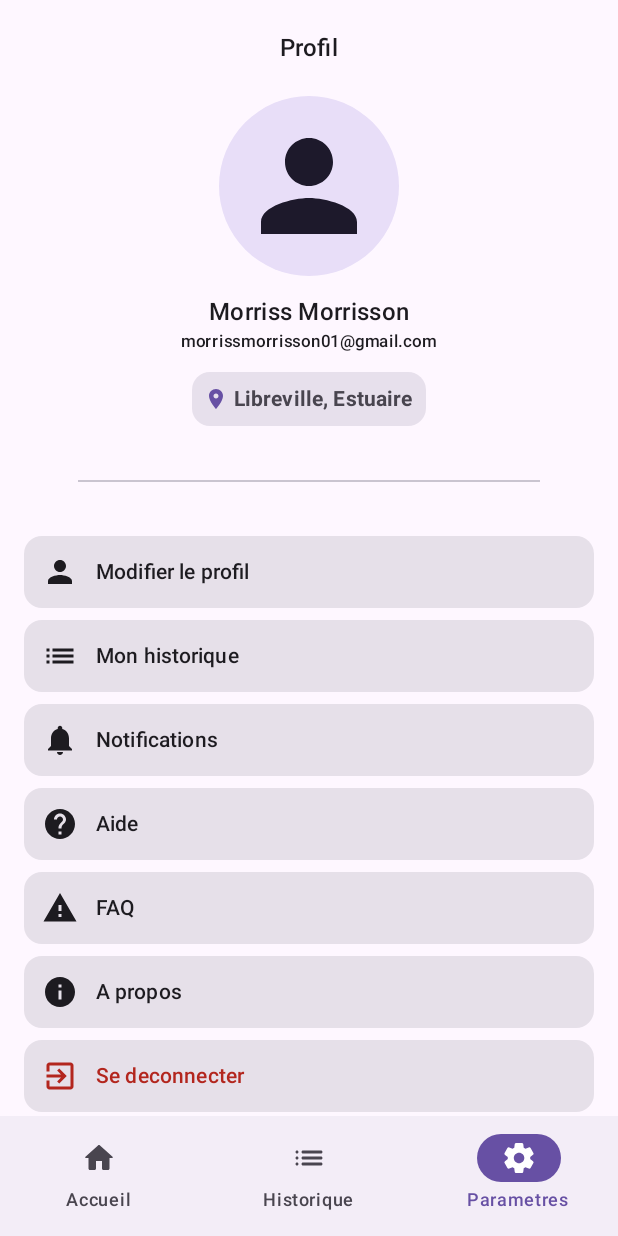
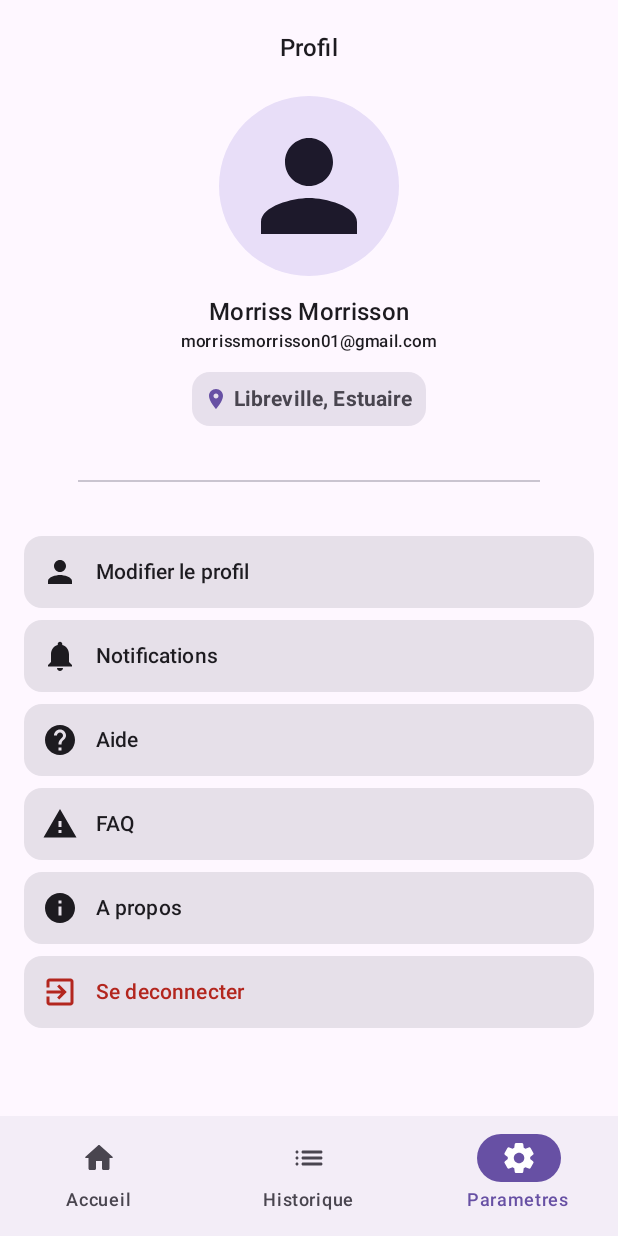
Before and after one commit to MelSardes/Nomad, an Android app built with Jetpack Compose: the screen it shows after launch (MainActivity), item 3 of the bottom bar chosen, on a phone screen of 412 x 824 dp. Run offline under Robolectric (Android 15) with nearby library versions, the phone set to English and light mode, and no system bars; our stand-ins replace accompanist.

Commit message:
Delete `Mon historique` from settingList

```diff
--- a/app/src/main/java/com/mukite/nomad/ui/UserProfile.kt
+++ b/app/src/main/java/com/mukite/nomad/ui/UserProfile.kt
@@ -136,7 +136,6 @@ fun Settings(
 
 val settingList = listOf(
     Icons.Filled.Person to "Modifier le profil",
-    Icons.Filled.List to "Mon historique",
     Icons.Filled.Notifications to "Notifications",
     Icons.Filled.Help to "Aide",
     Icons.Filled.Warning to "FAQ",
```
